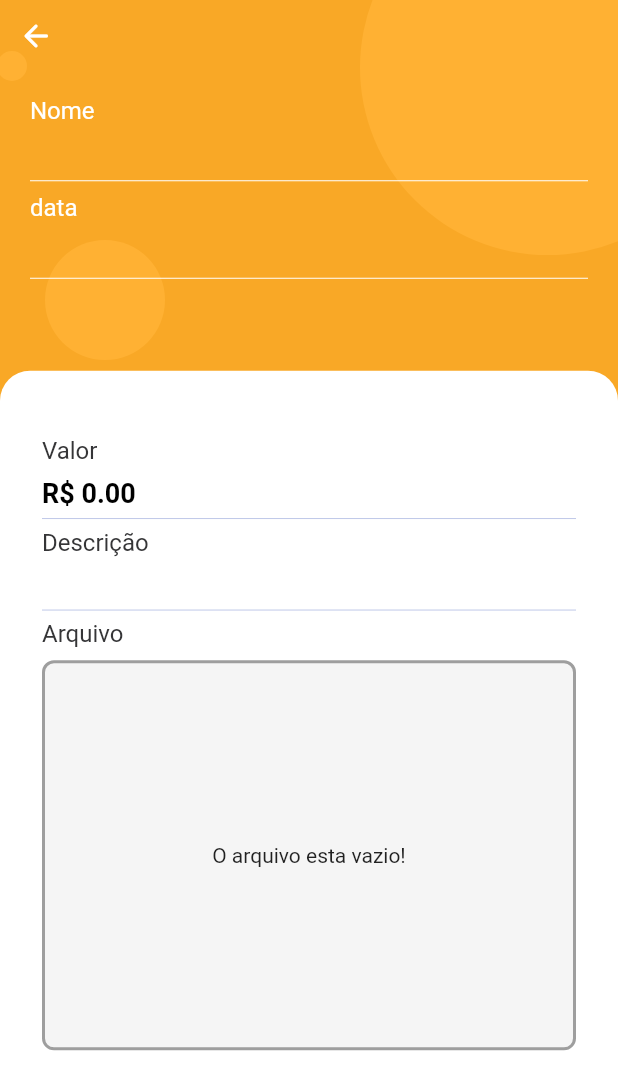
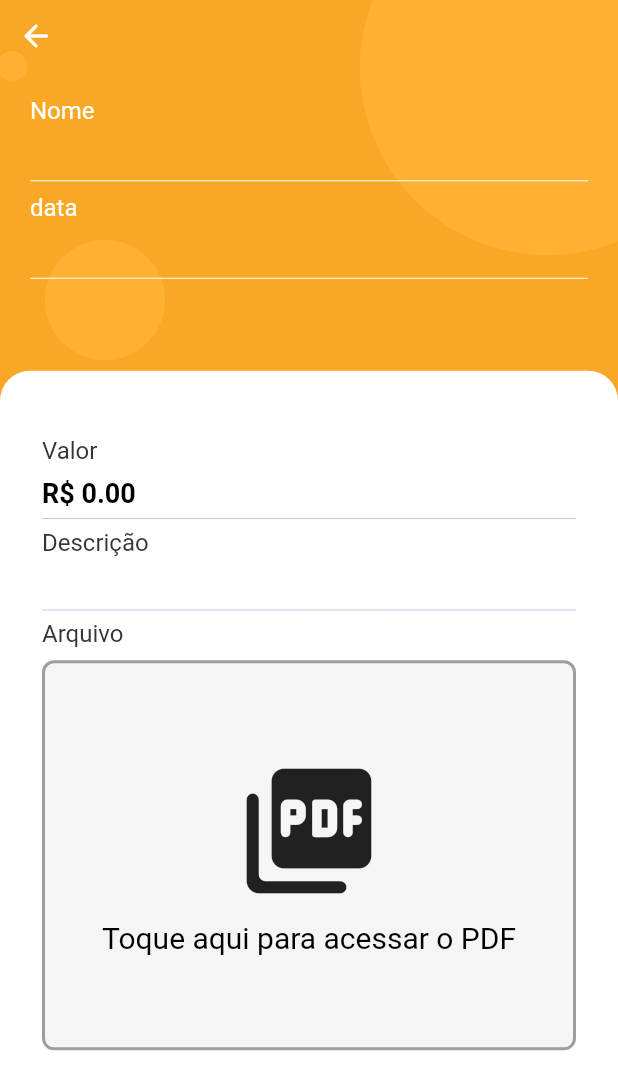
Before and after one commit to Matheus-Tankian/gerencia_ai, a Flutter app: the PageNota screen opened directly with empty values, on a phone screen of 412 x 824 dp. Shown: the top 1090 px of the screen. Run offline on Flutter 3.47's test engine with Material 2 defaults, Android fonts, the phone set to English and light mode, and no system bars; our stand-ins replace cloud_firestore, curved_navigation_bar, file_picker, firebase_auth, firebase_core, firebase_storage and 2 more; missing offline and left inert: syncfusion_flutter_pdfviewer; accounts and stored records are empty; generated files the repository leaves out were written again.

Commit message:
visualizando pdf

```diff
--- a/gerenciaai/lib/services/get_notas_fiscasi_servicies.dart
+++ b/gerenciaai/lib/services/get_notas_fiscasi_servicies.dart
@@ -26,6 +26,7 @@ class GetNotasFiscaisServicies {
               notaData: data['data'],
               notaDescription: data['descricao'],
               notaPrice: data['valorNota'],
+              linkPdf: data['linkPdf'],
             );
             notas.add(nota);
           }
@@ -45,7 +46,7 @@ class GetNotasFiscaisServicies {
     required String data,
     required String valor,
     required String descricao,
-    required String link,
+    required String linkPdf,
   }) async {
     try {
       await _firebaseFirestore
@@ -57,7 +58,7 @@ class GetNotasFiscaisServicies {
         'descricao': descricao,
         'nomeNota': nomeNota,
         'valorNota': valor,
-        'linkPdf': link,
+        'linkPdf': linkPdf,
       });
     } catch (e) {
       log('Erro ao adicionar documentos: $e');
--- a/gerenciaai/lib/src/home/add_page/add_controller.dart
+++ b/gerenciaai/lib/src/home/add_page/add_controller.dart
@@ -102,7 +102,7 @@ class AddController extends ChangeNotifier {
         descricao: description.text,
         nomeNota: nameInvoice.text,
         valor: invoiceAmount.text,
-        link: link,
+        linkPdf: link,
       );
       if (getAddNotas == 'sucesso') {
         // ignore: use_build_context_synchronously
--- a/gerenciaai/lib/src/home/home_page/home_page.dart
+++ b/gerenciaai/lib/src/home/home_page/home_page.dart
@@ -185,6 +185,7 @@ class _HomePageState extends State<HomePage> {
                                           context,
                                           MaterialPageRoute(
                                             builder: (context) => PageNota(
+                                              link: notas[index].linkPdf,
                                               id: index,
                                               nome: notas[index].notaName,
                                               data: notas[index].notaData,
--- a/gerenciaai/lib/src/home/models/nota_model.dart
+++ b/gerenciaai/lib/src/home/models/nota_model.dart
@@ -3,11 +3,13 @@ class NotaModel {
   final String notaData;
   final String notaDescription;
   final String notaPrice;
+  final String linkPdf;
 
   NotaModel({
     required this.notaDescription,
     required this.notaName,
     required this.notaData,
     required this.notaPrice,
+    required this.linkPdf,
   });
 }
--- a/gerenciaai/lib/src/widgets/list_notas_widget.dart
+++ b/gerenciaai/lib/src/widgets/list_notas_widget.dart
@@ -61,6 +61,7 @@ class _ListNotassWidgetState extends State<ListNotassWidget> {
                       MaterialPageRoute(
                         builder: (context) => PageNota(
                           id: index,
+                          link: notas[index].linkPdf,
                           nome: notas[index].notaName,
                           data: notas[index].notaData,
                           descricao: notas[index].notaDescription,
--- a/gerenciaai/lib/src/widgets/page_nota.dart
+++ b/gerenciaai/lib/src/widgets/page_nota.dart
@@ -1,4 +1,5 @@
 import 'package:flutter/material.dart';
+import 'package:gerenciaai/src/widgets/pdf_widget.dart';
 
 class PageNota extends StatelessWidget {
   const PageNota({
@@ -8,6 +9,7 @@ class PageNota extends StatelessWidget {
     this.valor,
     this.descricao,
     this.id,
+    this.link,
   });
 
   final String? nome;
@@ -15,6 +17,7 @@ class PageNota extends StatelessWidget {
   final double? valor;
   final String? descricao;
   final int? id;
+  final String? link;
 
   @override
   Widget build(BuildContext context) {
@@ -211,7 +214,16 @@ class PageNota extends StatelessWidget {
                         ),
                       ),
                       const SizedBox(height: 8),
-                      Container(
+                      InkWell(
+                        onTap: () {
+                          Navigator.push(
+                            context,
+                            MaterialPageRoute(
+                              builder: (context) => PdfWidget(pdf: link!),
+                            ),
+                          );
+                        },
+                        child: Container(
                           height: 260,
                           width: double.infinity,
                           decoration: BoxDecoration(
@@ -224,8 +236,25 @@ class PageNota extends StatelessWidget {
                               width: 2,
                             ),
                           ),
-                        child:
-                            const Center(child: Text('O arquivo esta vazio!')),
+                          child: const Column(
+                            mainAxisAlignment: MainAxisAlignment.center,
+                            crossAxisAlignment: CrossAxisAlignment.center,
+                            children: [
+                              Icon(
+                                Icons.picture_as_pdf_rounded,
+                                size: 100,
+                              ),
+                              SizedBox(height: 10),
+                              Text(
+                                'Toque aqui para acessar o PDF',
+                                style: TextStyle(
+                                  color: Colors.black,
+                                  fontSize: 20,
+                                ),
+                              )
+                            ],
+                          ),
+                        ),
                       ),
                     ],
                   ),
--- /dev/null
+++ b/gerenciaai/lib/src/widgets/pdf_widget.dart
@@ -0,0 +1,26 @@
+import 'package:flutter/material.dart';
+import 'package:syncfusion_flutter_pdfviewer/pdfviewer.dart';
+
+class PdfWidget extends StatelessWidget {
+  const PdfWidget({
+    super.key,
+    required this.pdf,
+  });
+
+  final String pdf;
+
+  @override
+  Widget build(BuildContext context) {
+    return SafeArea(
+      child: Scaffold(
+        appBar: AppBar(
+          title: const Text('PDF'),
+          backgroundColor: const Color(0xfff9a826),
+        ),
+        body: SfPdfViewer.network(
+          pdf,
+        ),
+      ),
+    );
+  }
+}
--- a/gerenciaai/pubspec.yaml
+++ b/gerenciaai/pubspec.yaml
@@ -25,6 +25,7 @@ dependencies:
   cloud_firestore: ^4.12.2
   firebase_storage: ^11.4.1
   get_storage: ^2.1.1
+  syncfusion_flutter_pdfviewer: ^23.1.44
 
 dev_dependencies:
   flutter_test:
```
Also changed, not shown: gerenciaai/pubspec.lock, 5 other files. Lines whose indentation alone changed are shown as unchanged.
